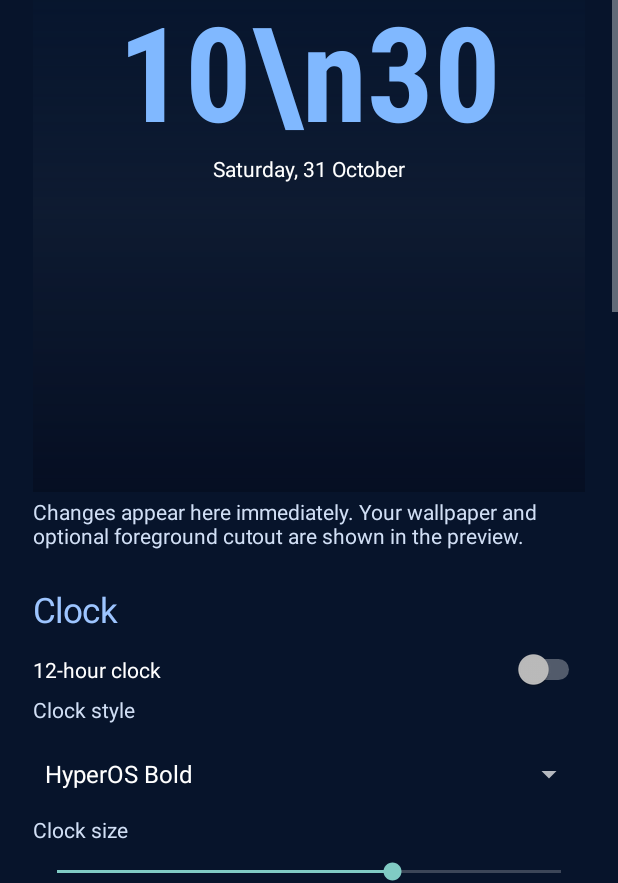
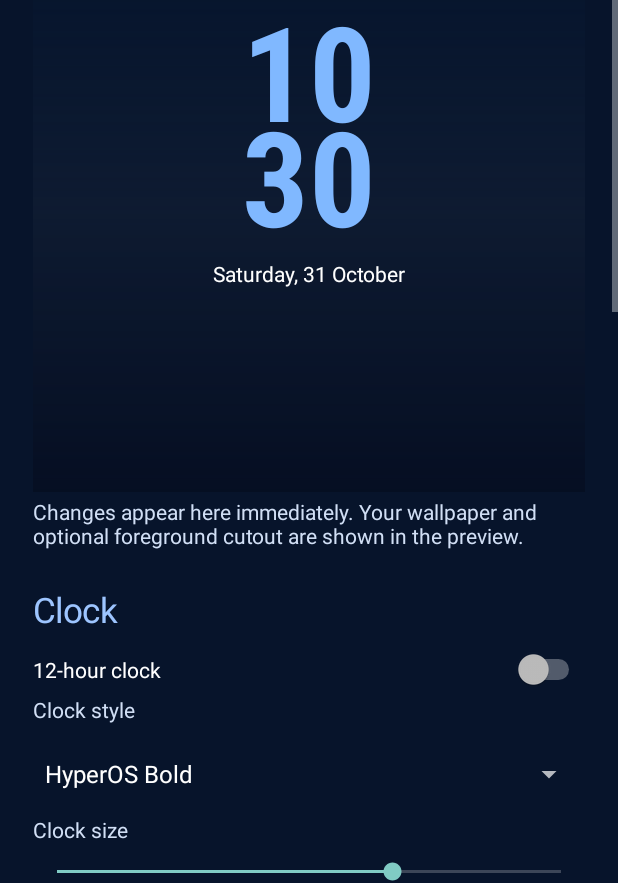
Before and after one commit to jollyboy95/HyperLauncher-Samsung, an Android app: the AuroraSettingsActivity screen opened directly, with no data from a screen before it, on a phone screen of 412 x 824 dp, the part 353-1236 px from its top. Run offline under Robolectric (Android 15) with nearby library versions, the light colour scheme and no system bars; pictures from the network do not load.

Commit message:
Render actual newline between hours and minutes in preview

```diff
--- a/compat/src/main/java/au/steve/hyperlauncher/compat/AuroraSettingsActivity.java
+++ b/compat/src/main/java/au/steve/hyperlauncher/compat/AuroraSettingsActivity.java
@@ -133,7 +133,7 @@ public final class AuroraSettingsActivity extends Activity {
     private void refreshPreview() {
         if(previewClock==null)return;
         String time=new SimpleDateFormat(prefs.getBoolean("clock12",false)?"hhmm":"HHmm",Locale.getDefault()).format(new Date());
-        previewClock.setText(time.substring(0,2)+"\\n"+time.substring(2));
+        previewClock.setText(time.substring(0,2)+"\n"+time.substring(2));
         // Preview is approximately two-thirds the full-screen clock size.
         previewClock.setTextSize(prefs.getInt("clockSize",160)*0.55f);
         previewClock.setLineSpacing(-16*getResources().getDisplayMetrics().density,0.84f);
```
